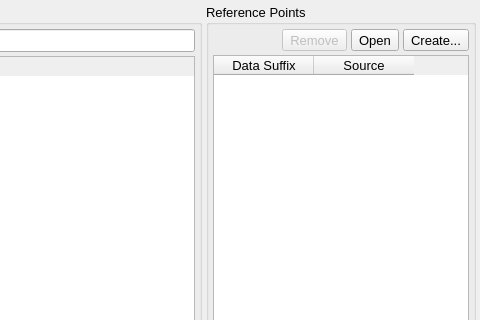
Qt form src/gui/datamanagerdialog.ui (disorderedmaterials/dissolve) before a commit; both pictures show x 391 to 871 and y 0 to 320 of the 871 by 514 pixel window.
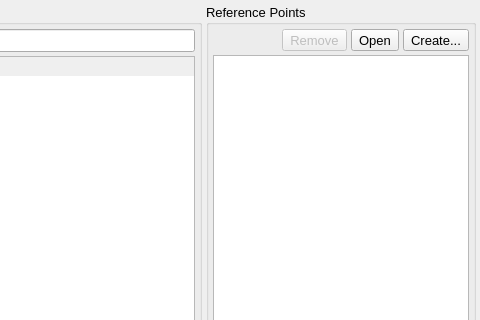
The same form after that commit. Icons and pictures are not drawn.

Commit message: Data Manager Reference Point Table Model (#646)

```diff
--- a/src/gui/datamanagerdialog.ui
+++ b/src/gui/datamanagerdialog.ui
@@ -279,7 +279,7 @@
          </layout>
         </item>
         <item>
-         <widget class="QTableWidget" name="ReferencePointsTable">
+         <widget class="QTableView" name="ReferencePointsTable">
           <property name="editTriggers">
            <set>QAbstractItemView::NoEditTriggers</set>
           </property>
```
The commit also changes 13 other files.
